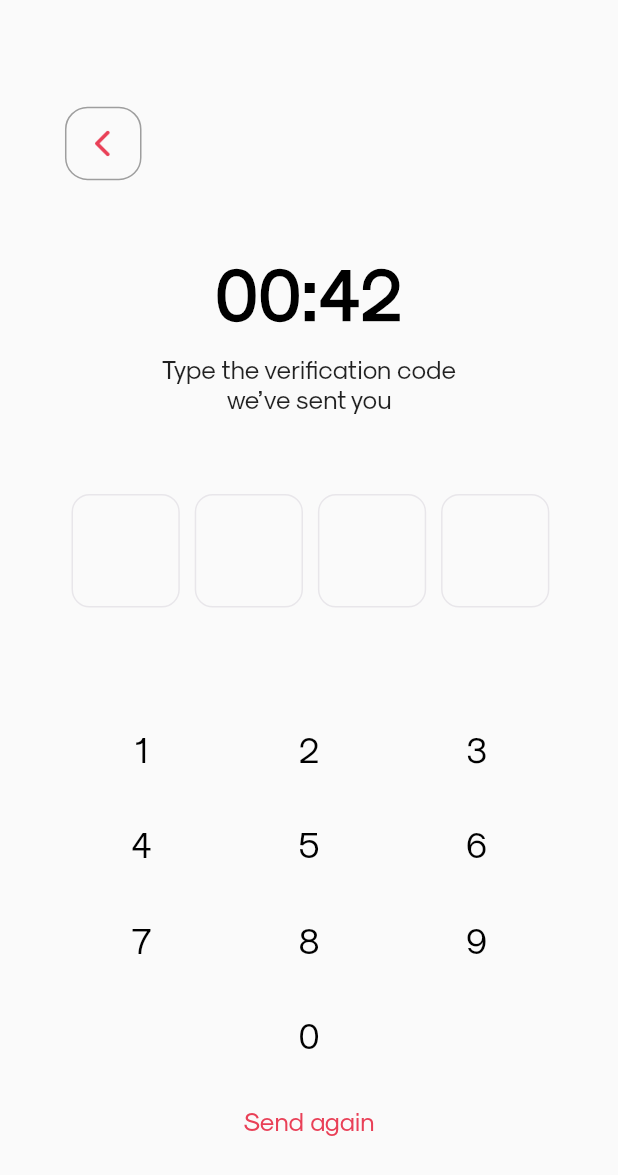
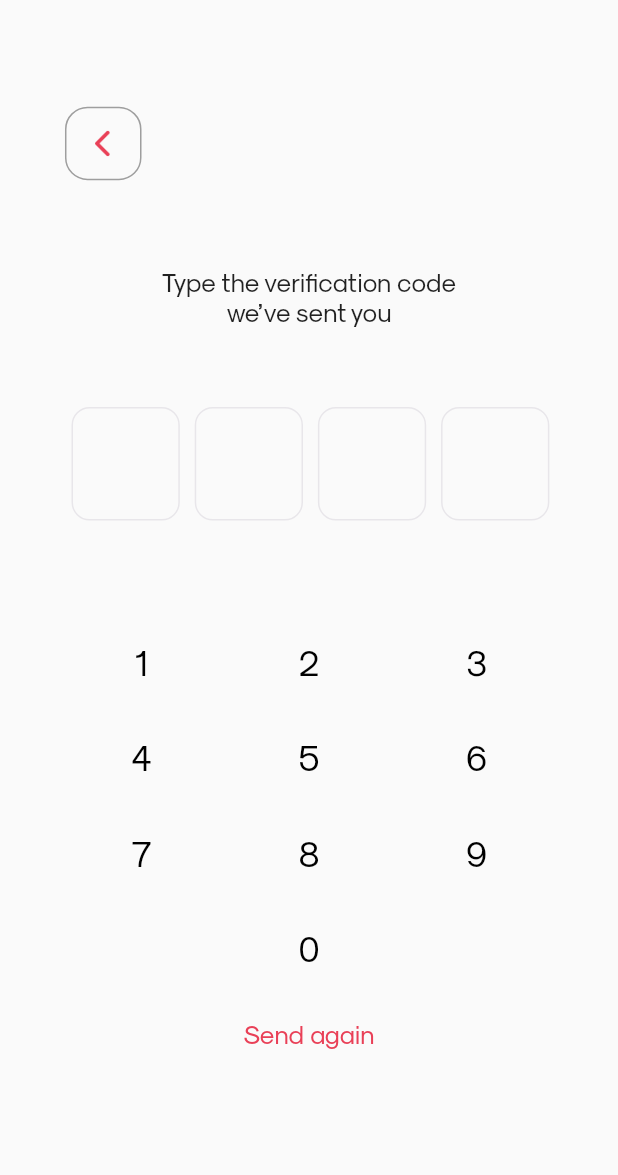
Before and after one commit to 01krupal/DatingApp, a Flutter app: the CodeScreen screen opened by its route, on a phone screen of 412 x 824 dp. Shown: the top 1175 px of the screen. Run offline on Flutter 3.47's test engine with Material 2 defaults, Android fonts, the phone set to English and light mode, and no system bars; drawn by our look-alikes of pinput; our stand-ins replace carousel_slider, connectivity_plus, country_code_picker, flutter_chat_types, flutter_chat_ui, get and 2 more; missing offline and left inert: flutter_neat_and_clean_calendar.

Commit message:
secound Commit

```diff
--- a/lib/presentation/CodeScreen/Code_Screen.dart
+++ b/lib/presentation/CodeScreen/Code_Screen.dart
@@ -48,11 +48,11 @@ class CodeScreen extends StatelessWidget {
                   crossAxisAlignment: CrossAxisAlignment.center,
                   children: [
                     SizedBox(height: getVerticalSize(50)),
-                    Text(StringConstants.timer,
+                   /* Text(StringConstants.timer,
                         style: TextStyle(
                             fontSize: getFontSize(55),
                             fontWeight: FontWeight.w700,
-                            color: Colors.black)),
+                            color: Colors.black)),*/
                     SizedBox(height: getVerticalSize(15)),
                     Text(StringConstants.typeThe,
                         textAlign: TextAlign.center,
```
